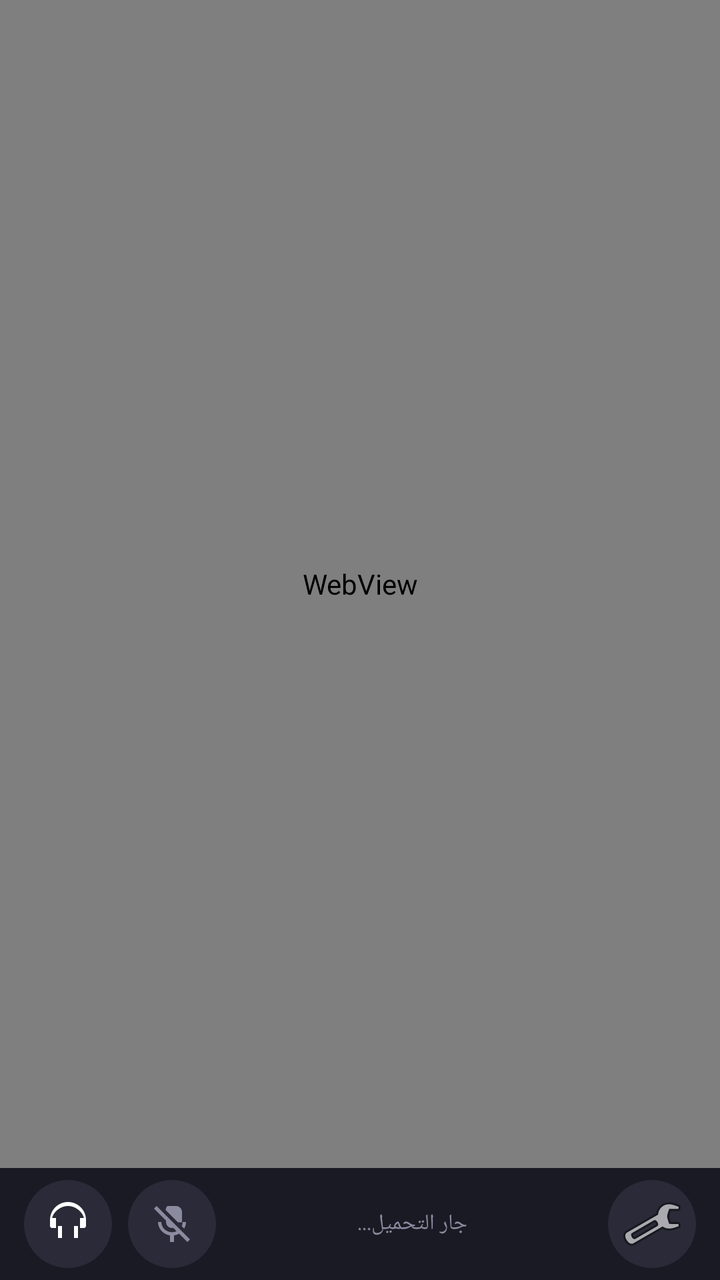
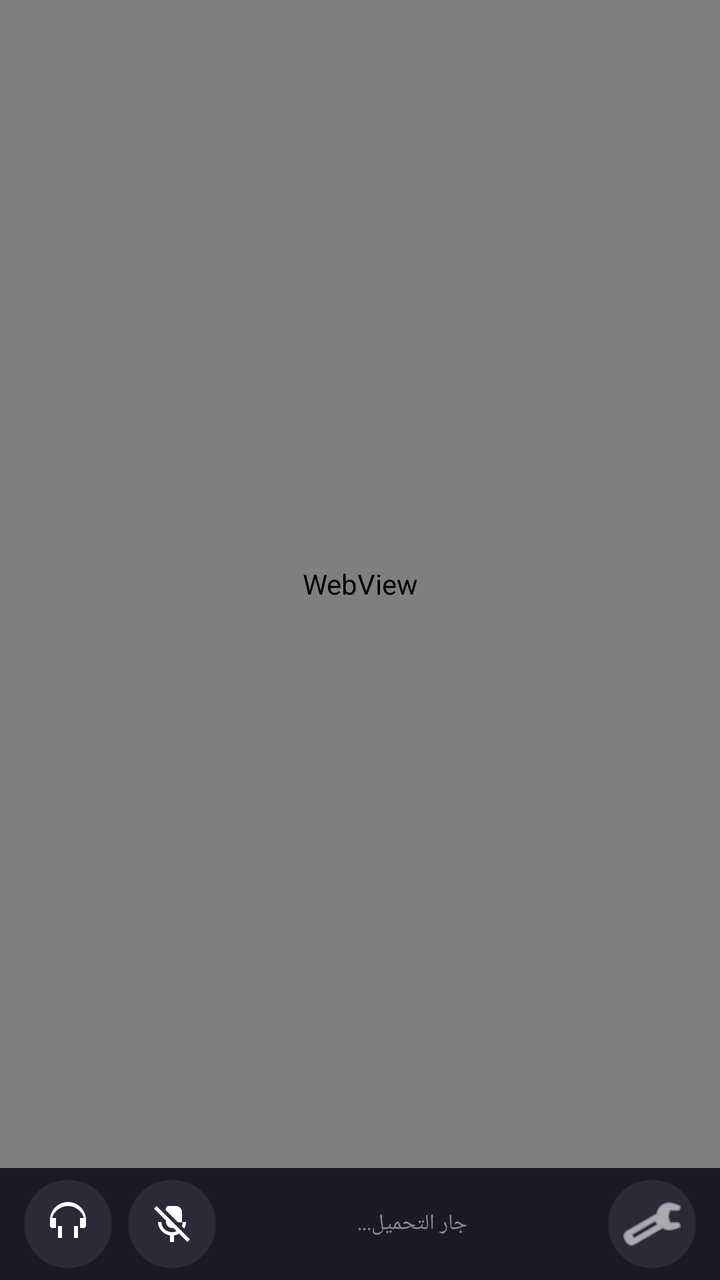

Two renders of the same Android screen: before a commit and after it. Below are the layout's source before the change and the commit's diff.
<!-- AndroidManifest.xml: application theme Theme.GroupStar -->
<!-- res/layout/activity_main.xml -->
<?xml version="1.0" encoding="utf-8"?>
<androidx.constraintlayout.widget.ConstraintLayout
    xmlns:android="http://schemas.android.com/apk/res/android"
    xmlns:app="http://schemas.android.com/apk/res-auto"
    android:layout_width="match_parent"
    android:layout_height="match_parent"
    android:background="@color/bg_dark">

    
    <WebView
        android:id="@+id/webview"
        android:layout_width="0dp"
        android:layout_height="0dp"
        app:layout_constraintTop_toTopOf="parent"
        app:layout_constraintBottom_toTopOf="@id/control_bar"
        app:layout_constraintStart_toStartOf="parent"
        app:layout_constraintEnd_toEndOf="parent"/>

    
    <LinearLayout
        android:id="@+id/control_bar"
        android:layout_width="0dp"
        android:layout_height="56dp"
        android:orientation="horizontal"
        android:background="@color/bg_bar"
        android:paddingHorizontal="8dp"
        android:gravity="center_vertical"
        app:layout_constraintBottom_toBottomOf="parent"
        app:layout_constraintStart_toStartOf="parent"
        app:layout_constraintEnd_toEndOf="parent">

        
        <ImageButton
            android:id="@+id/btn_fake_deafen"
            android:layout_width="44dp"
            android:layout_height="44dp"
            android:background="@drawable/btn_circle_bg"
            android:src="@drawable/ic_deafen_off"
            android:colorFilter="@color/accent_white"
            android:contentDescription="Fake Deafen"
            android:layout_marginHorizontal="4dp"/>

        
        <ImageButton
            android:id="@+id/btn_mic"
            android:layout_width="44dp"
            android:layout_height="44dp"
            android:background="@drawable/btn_circle_bg"
            android:src="@drawable/ic_mic_off"
            android:colorFilter="@color/accent_white"
            android:contentDescription="Microphone"
            android:layout_marginHorizontal="4dp"/>

        
        <TextView
            android:id="@+id/tv_status"
            android:layout_width="0dp"
            android:layout_height="wrap_content"
            android:layout_weight="1"
            android:gravity="center"
            android:text="جار التحميل..."
            android:textColor="@color/text_secondary"
            android:textSize="11sp"
            android:fontFamily="sans-serif"/>

        
        <ImageButton
            android:id="@+id/btn_accounts"
            android:layout_width="44dp"
            android:layout_height="44dp"
            android:background="@drawable/btn_circle_bg"
            android:src="@android:drawable/ic_menu_manage"
            android:colorFilter="@color/accent_white"
            android:contentDescription="Accounts"
            android:layout_marginHorizontal="4dp"/>

    </LinearLayout>

</androidx.constraintlayout.widget.ConstraintLayout>
<!-- resources referenced by this layout -->
<resources>
  <color name="accent_white">#FFFFFF</color>
  <color name="bg_bar">#1A1A24</color>
  <color name="bg_dark">#0D0D12</color>
  <color name="text_secondary">#8B8BA0</color>
  <!-- drawable btn_circle_bg (drawable) -->
  <?xml version="1.0" encoding="utf-8"?>
  <shape xmlns:android="http://schemas.android.com/apk/res/android"
      android:shape="oval">
      <solid android:color="@color/btn_bg"/>
      <size android:width="44dp" android:height="44dp"/>
  </shape>
  <!-- drawable ic_deafen_off (drawable) -->
  <?xml version="1.0" encoding="utf-8"?>
  <vector xmlns:android="http://schemas.android.com/apk/res/android"
      android:width="24dp"
      android:height="24dp"
      android:viewportWidth="24"
      android:viewportHeight="24">
      <path
          android:fillColor="#FFFFFF"
          android:pathData="M12,1C7.03,1 3,5.03 3,10v3c0,0.55 0.45,1 1,1h2v-5h-1.93C4.55,6.29 7.98,3 12,3s7.45,3.29 7.93,6H18v5h2c0.55,0 1,-0.45 1,-1v-3C21,5.03 16.97,1 12,1zM9,13H7v6h2V13zM17,13h-2v6h2V13z"/>
  </vector>
  <!-- drawable ic_mic_off (drawable) -->
  <?xml version="1.0" encoding="utf-8"?>
  <vector xmlns:android="http://schemas.android.com/apk/res/android"
      android:width="24dp"
      android:height="24dp"
      android:viewportWidth="24"
      android:viewportHeight="24">
      <path
          android:fillColor="#8B8BA0"
          android:pathData="M19,11h-1.7c0,0.74 -0.16,1.43 -0.43,2.05l1.23,1.23c0.56,-0.98 0.9,-2.09 0.9,-3.28zM14.98,11.17l-6.16,-6.16C8.93,3.86 9.44,3 10,3h4c1.66,0 3,1.34 3,3v5.17zM4.27,3L3,4.27l6.01,6.01V11c0,1.66 1.33,3 2.99,3 0.22,0 0.44,-0.03 0.65,-0.08l1.66,1.66c-0.71,0.33 -1.5,0.52 -2.31,0.52 -2.76,0 -5.3,-2.1 -5.3,-5.1H5c0,3.41 2.72,6.23 6,6.72V21h2v-3.28c0.91,-0.13 1.77,-0.45 2.54,-0.9L19.73,21 21,19.73 4.27,3z"/>
  </vector>
  <style name="Theme.GroupStar" parent="Theme.MaterialComponents.DayNight.NoActionBar">
          <item name="colorPrimary">@color/accent_purple</item>
          <item name="colorPrimaryVariant">@color/accent_purple</item>
          <item name="colorOnPrimary">@color/text_primary</item>
          <item name="colorSurface">@color/bg_dark</item>
          <item name="colorOnSurface">@color/text_primary</item>
          <item name="android:windowBackground">@color/bg_dark</item>
          <item name="android:statusBarColor">@color/bg_dark</item>
          <item name="android:navigationBarColor">@color/bg_bar</item>
          <item name="android:textColor">@color/text_primary</item>
          <item name="android:textColorHint">@color/text_secondary</item>
      </style>
  <color name="btn_bg">#2A2A38</color>
  <color name="accent_purple">#7C3AED</color>
  <color name="text_primary">#F0F0F8</color>
</resources>

<!-- the commit's change to res/layout/activity_main.xml (unified diff, before → after) -->
@@ -6,7 +6,6 @@
     android:layout_height="match_parent"
     android:background="@color/bg_dark">
 
-    
     <WebView
         android:id="@+id/webview"
         android:layout_width="0dp"
@@ -16,7 +15,6 @@
         app:layout_constraintStart_toStartOf="parent"
         app:layout_constraintEnd_toEndOf="parent"/>
 
-    
     <LinearLayout
         android:id="@+id/control_bar"
         android:layout_width="0dp"
@@ -29,29 +27,26 @@
         app:layout_constraintStart_toStartOf="parent"
         app:layout_constraintEnd_toEndOf="parent">
 
-        
         <ImageButton
             android:id="@+id/btn_fake_deafen"
             android:layout_width="44dp"
             android:layout_height="44dp"
             android:background="@drawable/btn_circle_bg"
             android:src="@drawable/ic_deafen_off"
-            android:colorFilter="@color/accent_white"
+            android:tint="@color/accent_white"
             android:contentDescription="Fake Deafen"
             android:layout_marginHorizontal="4dp"/>
 
-        
         <ImageButton
             android:id="@+id/btn_mic"
             android:layout_width="44dp"
             android:layout_height="44dp"
             android:background="@drawable/btn_circle_bg"
             android:src="@drawable/ic_mic_off"
-            android:colorFilter="@color/accent_white"
+            android:tint="@color/accent_white"
             android:contentDescription="Microphone"
             android:layout_marginHorizontal="4dp"/>
 
-        
         <TextView
             android:id="@+id/tv_status"
             android:layout_width="0dp"
@@ -60,17 +55,15 @@
             android:gravity="center"
             android:text="جار التحميل..."
             android:textColor="@color/text_secondary"
-            android:textSize="11sp"
-            android:fontFamily="sans-serif"/>
+            android:textSize="11sp"/>
 
-        
         <ImageButton
             android:id="@+id/btn_accounts"
             android:layout_width="44dp"
             android:layout_height="44dp"
             android:background="@drawable/btn_circle_bg"
             android:src="@android:drawable/ic_menu_manage"
-            android:colorFilter="@color/accent_white"
+            android:tint="@color/accent_white"
             android:contentDescription="Accounts"
             android:layout_marginHorizontal="4dp"/>
 
